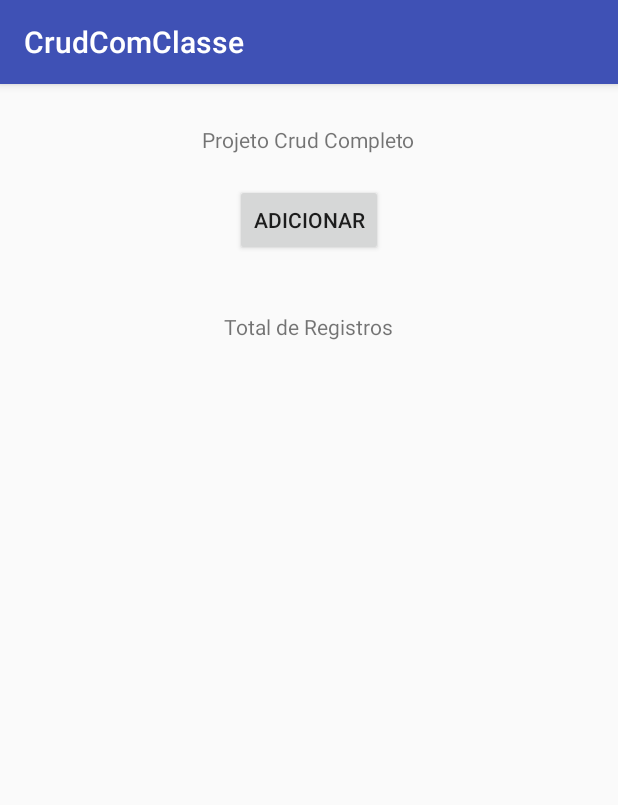
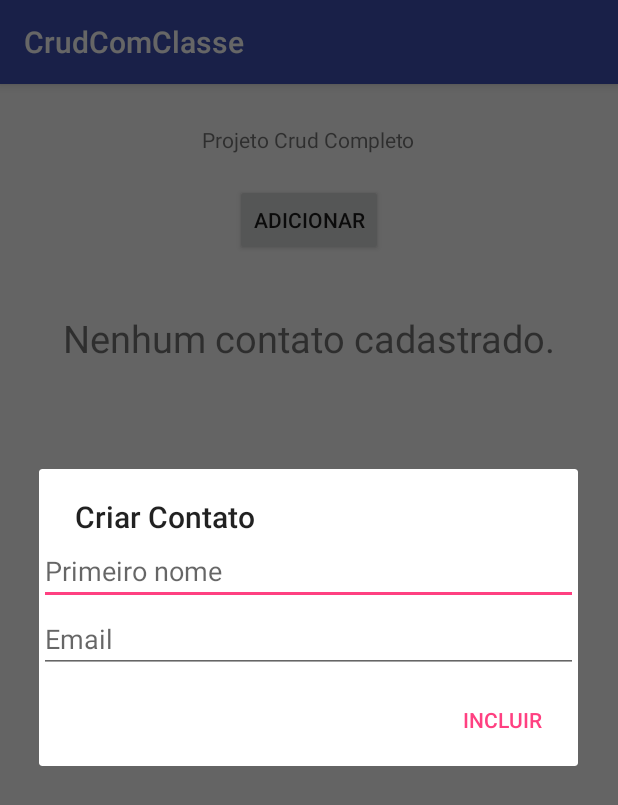
Before and after one commit to JonasAiram/CrudComClasse, an Android app: the screen it shows after launch (MainActivity), after a tap on "ADICIONAR", on a phone screen of 412 x 824 dp. Shown: the top 805 px of the screen. Run offline under Robolectric (Android 15) with nearby library versions, the phone set to English and light mode, and no system bars.

Commit message:
inicio da aula 3 - Marco maddo

```diff
--- a/app/src/main/java/com/example/jonas/crudcomclasse/ContatoController.java
+++ b/app/src/main/java/com/example/jonas/crudcomclasse/ContatoController.java
@@ -2,8 +2,10 @@ package com.example.jonas.crudcomclasse;
 
 import android.content.ContentValues;
 import android.content.Context;
+import android.database.Cursor;
 import android.database.sqlite.SQLiteDatabase;
 
+import java.util.ArrayList;
 import java.util.List;
 
 /**
@@ -34,12 +36,49 @@ public class ContatoController extends DataBaseAdapter{
 
     public int totalDeContatos(){
 
-        return  0;
+        SQLiteDatabase db = this.getWritableDatabase();
+
+        String sql = "SELECT * FROM contato";
+
+        int contador = db.rawQuery(sql, null).getCount();
+
+        return  contador;
     }
 
     public List<Contato> listarContatos(){
 
-        return null;
+        List<Contato> contatos = new ArrayList<>();
+
+        String sql = "SELECT * FROM contato ORDER by id DESC";
+
+        SQLiteDatabase db = this.getReadableDatabase();
+
+        Cursor cursor = db.rawQuery(sql, null);
+
+        if (cursor.moveToFirst()){
+
+            do{
+
+                int id = Integer.parseInt(cursor.getString(cursor.getColumnIndex("id")));
+                String nome = cursor.getString(cursor.getColumnIndex("nome"));
+                String email = cursor.getString(cursor.getColumnIndex("email"));
+
+                Contato contato = new Contato();
+
+                contato.setId((id));
+                contato.setNome(nome);
+                contato.setEmail(email);
+
+                contatos.add(contato);
+
+            }while (cursor.moveToNext());
+
+        }
+
+        cursor.close();
+        db.close();
+
+        return contatos;
     }
 
     public Contato buscarPeloID(int contatoID){
--- a/app/src/main/java/com/example/jonas/crudcomclasse/CreateContatoOnClickListener.java
+++ b/app/src/main/java/com/example/jonas/crudcomclasse/CreateContatoOnClickListener.java
@@ -1,6 +1,12 @@
 package com.example.jonas.crudcomclasse;
 
+import android.app.AlertDialog;
+import android.content.Context;
+import android.content.DialogInterface;
+import android.view.LayoutInflater;
 import android.view.View;
+import android.widget.EditText;
+import android.widget.Toast;
 
 /**
  * Created by jonas on 29/08/2017.
@@ -9,7 +15,47 @@ import android.view.View;
 public class CreateContatoOnClickListener implements View.OnClickListener{
 
     @Override
-    public void onClick(View view) {
+    public void onClick(View v) {
+
+        final Context context = v.getContext();
+
+        LayoutInflater inflater = (LayoutInflater) context.getSystemService(Context.LAYOUT_INFLATER_SERVICE);
+        final View formElementsView = inflater.inflate(R.layout.contato_form, null, false);
+
+        final EditText editTextContatoNome = (EditText) formElementsView.findViewById(R.id.editTextContatoNome);
+        final EditText editTextEmail = (EditText) formElementsView.findViewById(R.id.editTextEmail);
+
+        new AlertDialog.Builder(context)
+                .setView(formElementsView)
+                .setTitle("Criar Contato")
+                .setPositiveButton("Incluir",
+                        new DialogInterface.OnClickListener() {
+                            @Override
+                            public void onClick(DialogInterface dialogInterface, int id) {
+                                // REGRAS DE NEGOCIOS PARA INCLUIR OS NOVOS CONTATOS
+
+                                String contatoNome = editTextContatoNome.getText().toString();
+                                String contatoEmail = editTextEmail.getText().toString();
+
+                                Contato contato = new Contato();
+                                contato.setNome(contatoNome);
+                                contato.setEmail(contatoEmail);
+
+                                boolean criadoComSucesso = new ContatoController(context).create(contato);
+
+                                if (criadoComSucesso) {
+                                    Toast.makeText(context, "Contato incluído com sucesso.", Toast.LENGTH_SHORT).show();
+
+                                    ((MainActivity) context).contadorDeRegistros();
+                                    ((MainActivity) context).atualizarListaDeContatos();
+
+
+                                }else
+                                    Toast.makeText(context, "Não foi possivel incluir o contato.", Toast.LENGTH_SHORT).show();
+
+                                dialogInterface.cancel();
+                            }
+                        }).show();
 
     }
 }
--- a/app/src/main/java/com/example/jonas/crudcomclasse/MainActivity.java
+++ b/app/src/main/java/com/example/jonas/crudcomclasse/MainActivity.java
@@ -4,6 +4,10 @@ import android.support.v7.app.AppCompatActivity;
 import android.os.Bundle;
 import android.view.View;
 import android.widget.Button;
+import android.widget.LinearLayout;
+import android.widget.TextView;
+
+import java.util.List;
 
 public class MainActivity extends AppCompatActivity {
 
@@ -17,5 +21,61 @@ public class MainActivity extends AppCompatActivity {
         btnCriarContato = (Button) findViewById(R.id.btnCriarContato);
         btnCriarContato.setOnClickListener(new CreateContatoOnClickListener());
 
+        contadorDeRegistros();
+        atualizarListaDeContatos();
+    }
+
+    public void contadorDeRegistros(){
+
+        String msg = "";
+
+        int contador = new ContatoController(this).totalDeContatos();
+
+        TextView txtContadorContatos = (TextView) findViewById(R.id.txtContadorContatos);
+
+        if (contador == 0){
+            msg = "Nenhum contato cadastrado.";
+
+        }else if (contador == 1){
+            msg = contador + " contato cadastrado.";
+
+        }else {
+            msg = contador + " contatos cadastrados.";
+
+        }
+
+        txtContadorContatos.setText(msg);
+
+    }
+
+    public void atualizarListaDeContatos(){
+
+        LinearLayout linearLayoutRecords = (LinearLayout) findViewById(R.id.objetosContatos);
+        linearLayoutRecords.removeAllViews();
+
+        List<Contato> students = new ContatoController(this).listarContatos();
+
+        if (students.size() > 0) {
+
+            for (Contato obj : students) {
+
+                int id = obj.getId();
+                String nome = obj.getNome();
+                String email = obj.getEmail();
+
+                String textViewContents = nome + " - " + email;
+
+                TextView textViewContatoItem = new TextView(this);
+                textViewContatoItem.setPadding(0, 10 , 0, 10);
+                textViewContatoItem.setText(textViewContents);
+                textViewContatoItem.setTag(Integer.toString(id));
+
+                linearLayoutRecords.addView(textViewContatoItem);
+                textViewContatoItem.setOnLongClickListener(new RetrieveOnLongClickListener());
+
+            }
+
+        }
+
     }
 }
--- a/app/src/main/java/com/example/jonas/crudcomclasse/RetrieveOnLongClickListener.java
+++ b/app/src/main/java/com/example/jonas/crudcomclasse/RetrieveOnLongClickListener.java
@@ -1,6 +1,7 @@
 package com.example.jonas.crudcomclasse;
 
 import android.view.View;
+import android.widget.Toast;
 
 /**
  * Created by jonas on 29/08/2017.
@@ -10,6 +11,8 @@ public class RetrieveOnLongClickListener implements View.OnLongClickListener{
 
     @Override
     public boolean onLongClick(View view) {
+
+        Toast.makeText(view.getContext(), "Cliacado em um item da lista", Toast.LENGTH_SHORT).show();
         return false;
     }
 }
--- a/app/src/main/res/layout/activity_main.xml
+++ b/app/src/main/res/layout/activity_main.xml
@@ -25,7 +25,8 @@
         android:text="Adicionar" />
 
     <TextView
-        android:id="@+id/textView2"
+        android:id="@+id/txtContadorContatos"
+        android:textSize="25dp"
         android:layout_width="wrap_content"
         android:layout_height="wrap_content"
         android:layout_marginTop="37dp"
@@ -36,7 +37,10 @@
     <ScrollView
         android:id="@+id/scrollViewContatos"
         android:layout_width="match_parent"
-        android:layout_height="wrap_content">
+        android:layout_height="wrap_content"
+        android:layout_below="@+id/txtContadorContatos"
+        android:layout_alignParentStart="true"
+        android:layout_marginTop="159dp">
 
         <LinearLayout
             android:id="@+id/objetosContatos"
```
